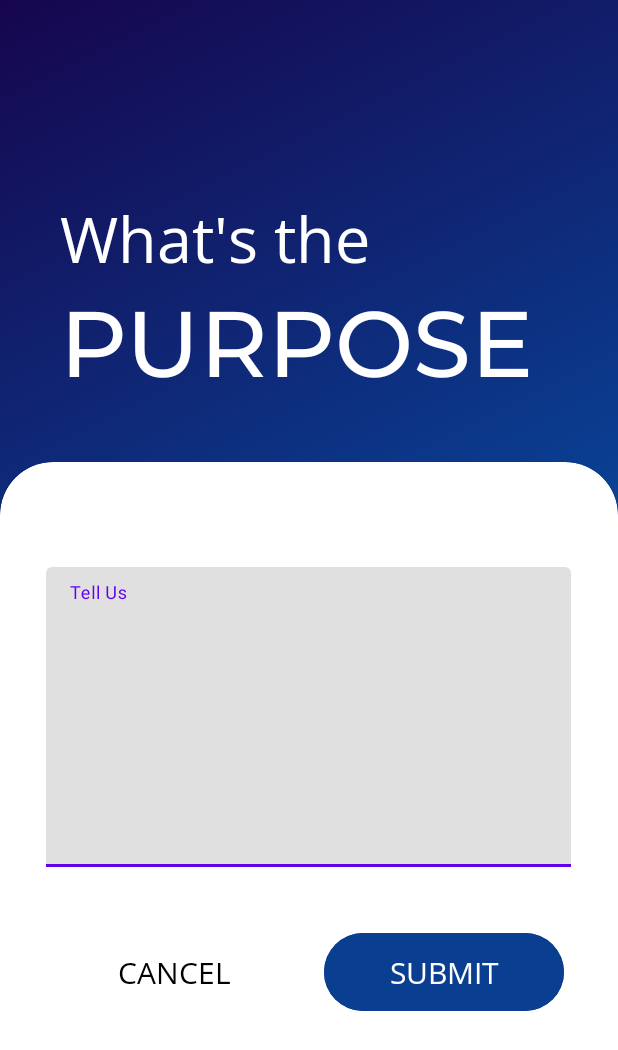
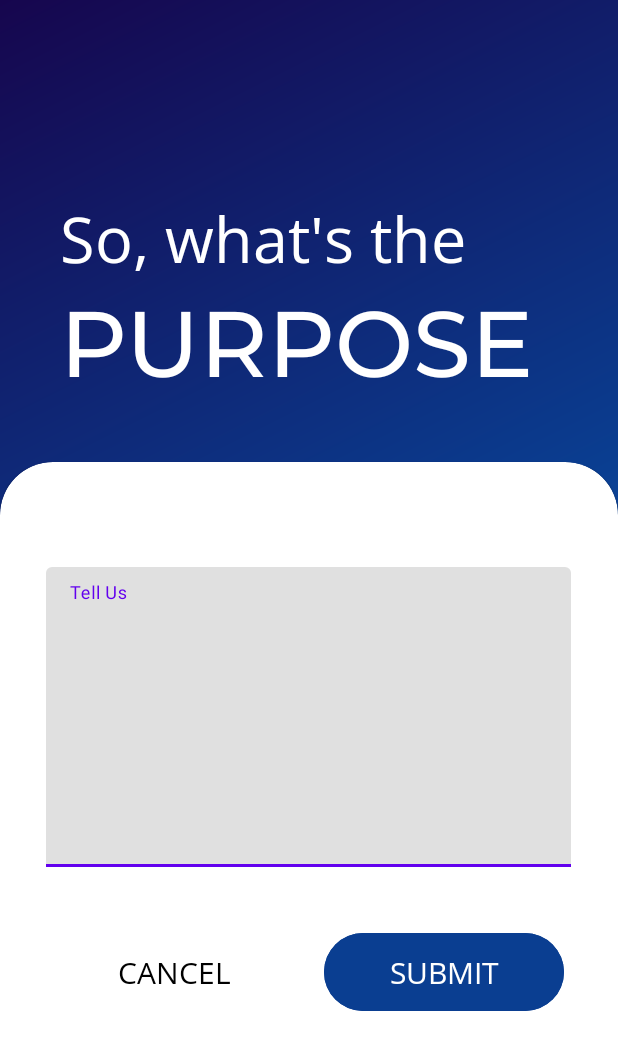
Before and after one commit to VSen910/Room-Booking-App, an Android app: the ReasonActivity screen opened directly, with no data from a screen before it, on a phone screen of 412 x 824 dp. Shown: the top 1050 px of the screen. Run offline under Robolectric (Android 15) with nearby library versions, the phone set to English and light mode, and no system bars.

Commit message:
Updated the text in ReasonActivity

```diff
--- a/app/src/main/res/layout/activity_reason.xml
+++ b/app/src/main/res/layout/activity_reason.xml
@@ -14,7 +14,7 @@
         android:layout_marginStart="40dp"
         android:layout_marginTop="130dp"
         android:fontFamily="@font/opensans_regular"
-        android:text="What's the"
+        android:text="So, what's the"
         android:textColor="@color/white"
         android:textSize="42dp" />
 
```
